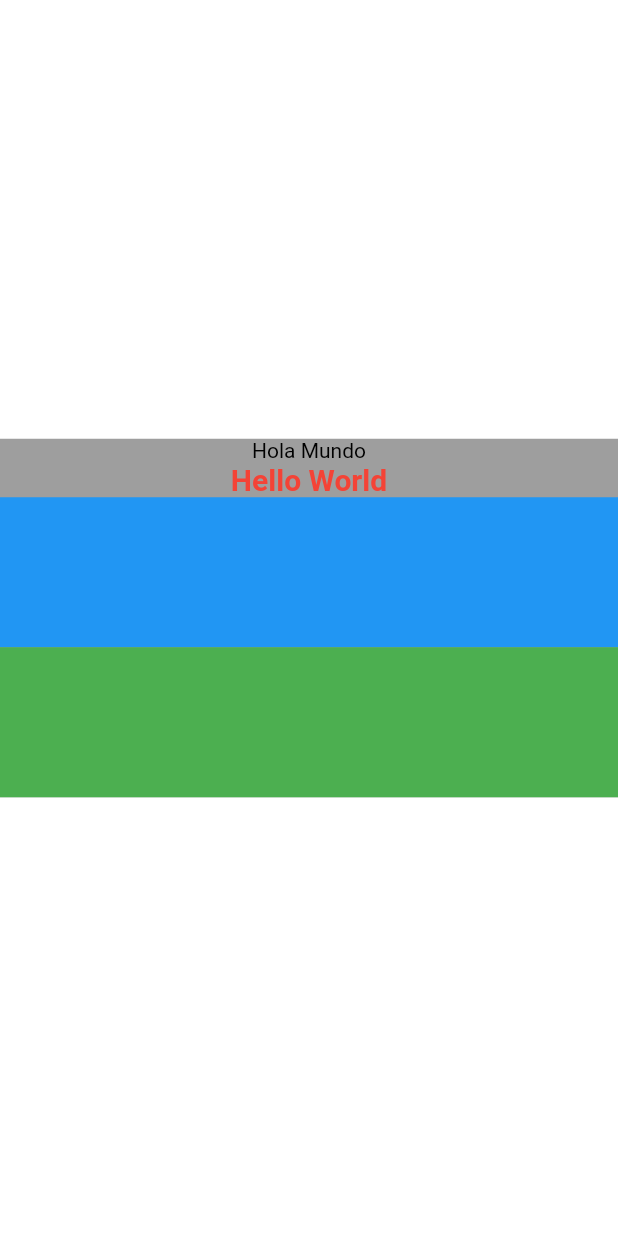
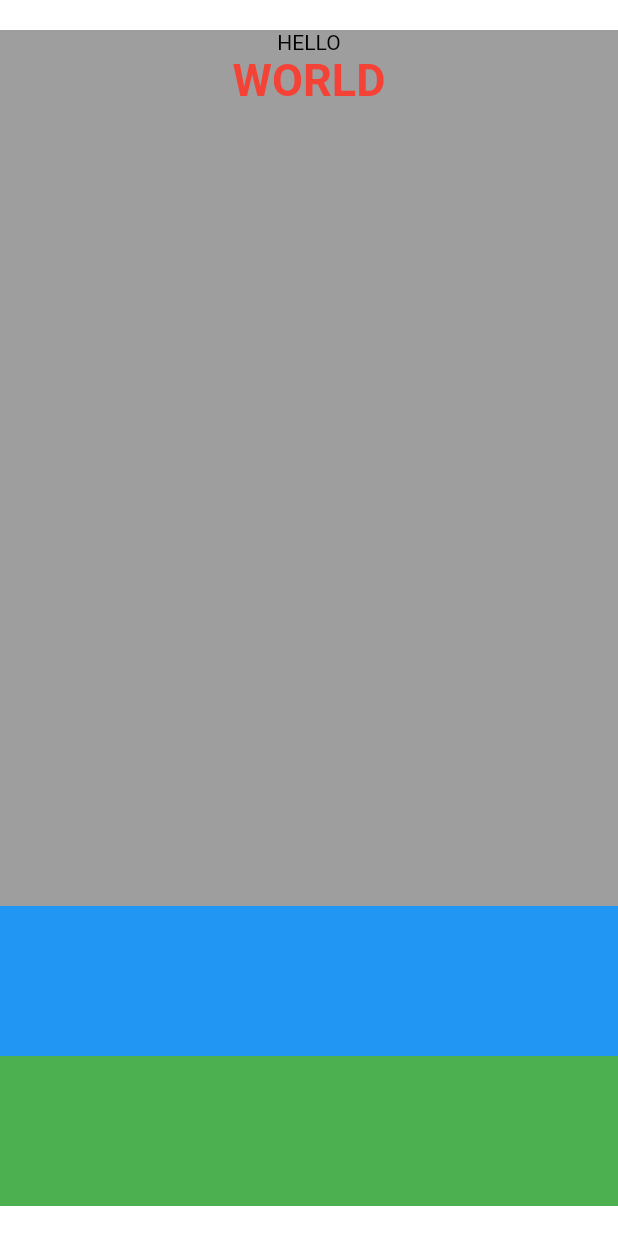
Before and after one commit to brayamhuaman/cfu, a Flutter app: the screen it shows after launch, on a phone screen of 412 x 824 dp. Run offline on Flutter 3.47's test engine with Material 3 defaults, Android fonts, the phone set to English and light mode, and no system bars.

Commit message:
column v2

```diff
--- a/lib/widgets/column.dart
+++ b/lib/widgets/column.dart
@@ -16,22 +16,26 @@ class MyColumn extends StatelessWidget {
         child: Container(
           color: Colors.grey,
           child: Column(
-            mainAxisSize: MainAxisSize.min,
+
+
             children:  [
-              const Text("Hola Mundo"),
-              const Text(
-                "Hello World",
+              const Text("HELLO"),
+
+              const Text (
+                "WORLD",
                 style: TextStyle(
                   color: Colors.red,
-                  fontSize: 20,
+                  fontSize: 30,
                   fontWeight: FontWeight.bold,
-
-                )
+                ),
               ),
+              const Spacer(),
               Container(
                 height: 100,
                 color: Colors.blue,
               ),
+
+              // const SizedBox(height: 100),
               Container(
                 height: 100,
                 color: Colors.green,
```
